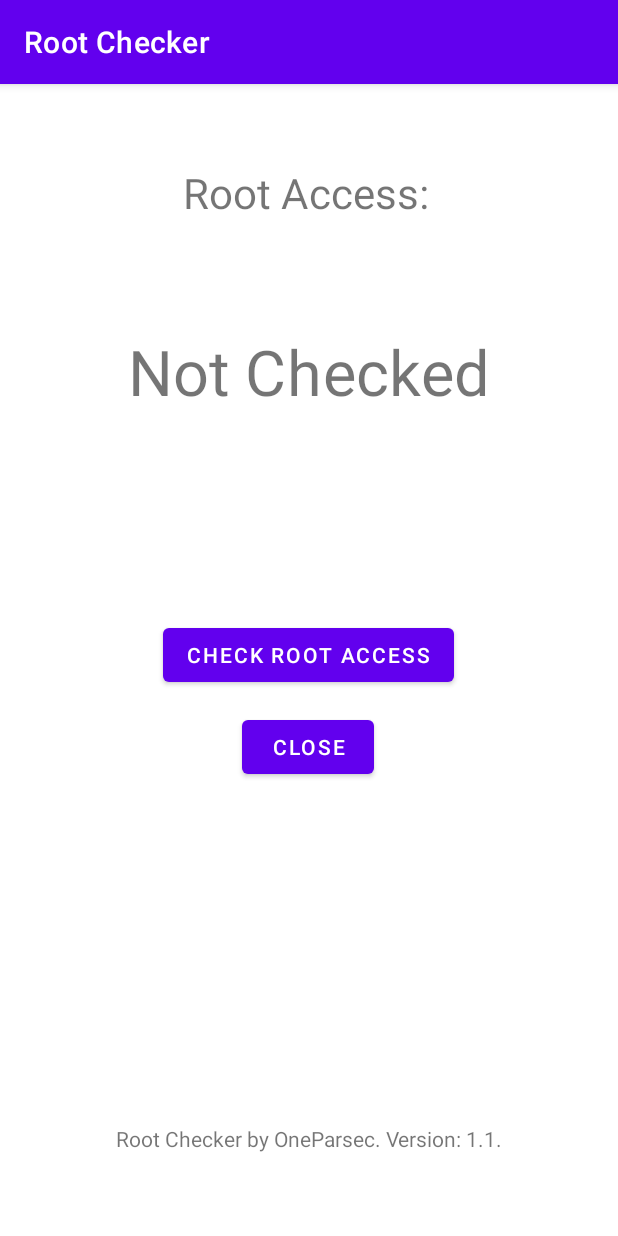
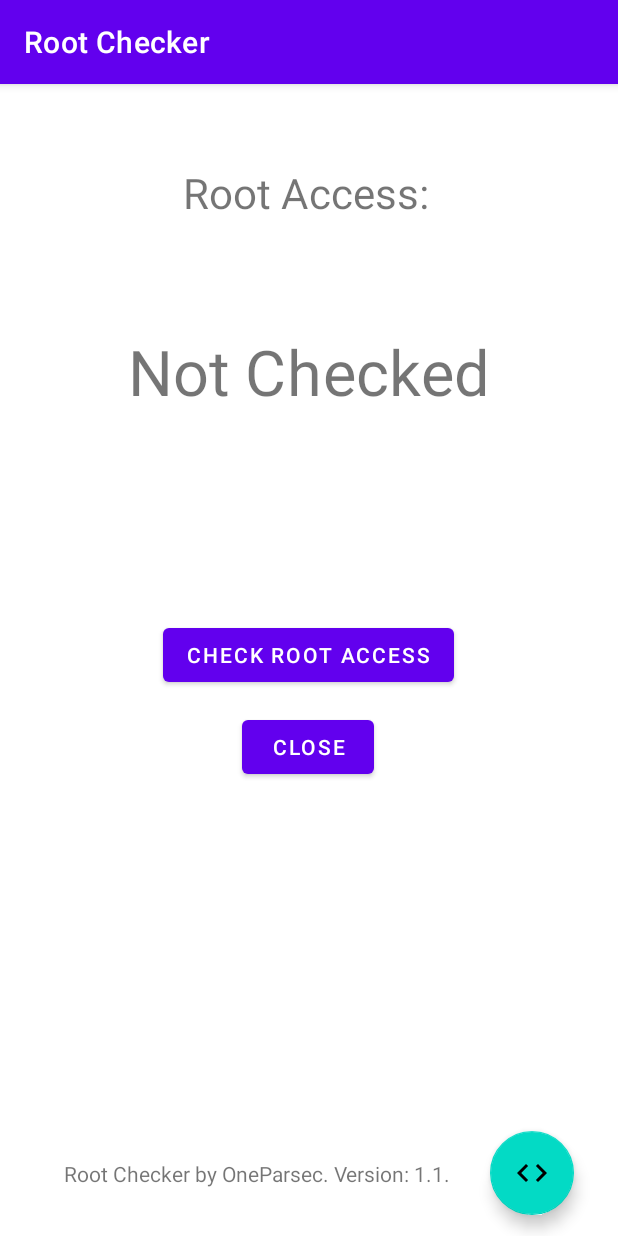
Before and after one commit to oneparsec/RootChecker, an Android app: the screen it shows after launch (MainActivity), on a phone screen of 412 x 824 dp. Run offline under Robolectric (Android 15) with nearby library versions, the phone set to English and light mode, and no system bars.

Commit message:
Version 1.1.1
Added button for github.

```diff
--- a/app/src/main/AndroidManifest.xml
+++ b/app/src/main/AndroidManifest.xml
@@ -14,7 +14,6 @@
             android:exported="true">
             <intent-filter>
                 <action android:name="android.intent.action.MAIN" />
-
                 <category android:name="android.intent.category.LAUNCHER" />
             </intent-filter>
         </activity>
--- a/app/src/main/java/com/oneparsec/rootchecker/MainActivity.java
+++ b/app/src/main/java/com/oneparsec/rootchecker/MainActivity.java
@@ -2,12 +2,14 @@ package com.oneparsec.rootchecker;
 
 import androidx.appcompat.app.AppCompatActivity;
 
+import android.content.Intent;
+import android.net.Uri;
 import android.os.Bundle;
 import android.view.View;
 import android.widget.Button;
 import android.widget.TextView;
 
-
+import com.google.android.material.floatingactionbutton.FloatingActionButton;
 import java.io.File;
 
 
@@ -33,8 +35,16 @@ public class MainActivity extends AppCompatActivity {
         Button checkButton = (Button) findViewById(R.id.checkB);
         Button closeButton = (Button) findViewById(R.id.closeB);
         TextView footer = (TextView) findViewById(R.id.footerT);
+        FloatingActionButton githubF = (FloatingActionButton) findViewById(R.id.githubF);
 
         footer.setText("Root Checker by OneParsec. Version: " + version + ".");
+
+        githubF.setOnClickListener(new View.OnClickListener() {
+            @Override
+            public void onClick(View view) {
+                Uri uriUrl = Uri.parse("http://github.com/OneParsec/RootChecker"); Intent launchBrowser = new Intent(Intent.ACTION_VIEW, uriUrl); startActivity(launchBrowser);
+            }
+        });
 
         closeButton.setOnClickListener(new View.OnClickListener() {
             @Override
--- /dev/null
+++ b/app/src/main/res/drawable/ic_baseline_code_24.xml
@@ -0,0 +1,10 @@
+<vector xmlns:android="http://schemas.android.com/apk/res/android"
+    android:width="24dp"
+    android:height="24dp"
+    android:viewportWidth="24"
+    android:viewportHeight="24"
+    android:tint="?attr/colorControlNormal">
+  <path
+      android:fillColor="@android:color/white"
+      android:pathData="M9.4,16.6L4.8,12l4.6,-4.6L8,6l-6,6 6,6 1.4,-1.4zM14.6,16.6l4.6,-4.6 -4.6,-4.6L16,6l6,6 -6,6 -1.4,-1.4z"/>
+</vector>
--- a/app/src/main/res/layout/activity_main.xml
+++ b/app/src/main/res/layout/activity_main.xml
@@ -36,10 +36,11 @@
         android:id="@+id/footerT"
         android:layout_width="wrap_content"
         android:layout_height="wrap_content"
-        android:layout_marginBottom="55dp"
+        android:layout_marginBottom="32dp"
         android:text="Root Checker by OneParsec. Version 2."
         app:layout_constraintBottom_toBottomOf="parent"
         app:layout_constraintEnd_toEndOf="parent"
+        app:layout_constraintHorizontal_bias="0.275"
         app:layout_constraintStart_toStartOf="parent" />
 
     <Button
@@ -68,4 +69,17 @@
         app:layout_constraintStart_toStartOf="parent"
         app:layout_constraintTop_toBottomOf="@+id/text1" />
 
+    <com.google.android.material.floatingactionbutton.FloatingActionButton
+        android:id="@+id/githubF"
+        android:layout_width="wrap_content"
+        android:layout_height="wrap_content"
+        android:layout_marginStart="12dp"
+        android:layout_marginEnd="16dp"
+        android:layout_marginBottom="14dp"
+        android:clickable="true"
+        app:layout_constraintBottom_toBottomOf="parent"
+        app:layout_constraintEnd_toEndOf="parent"
+        app:layout_constraintStart_toEndOf="@+id/footerT"
+        app:srcCompat="@drawable/ic_baseline_code_24" />
+
 </androidx.constraintlayout.widget.ConstraintLayout>
```
